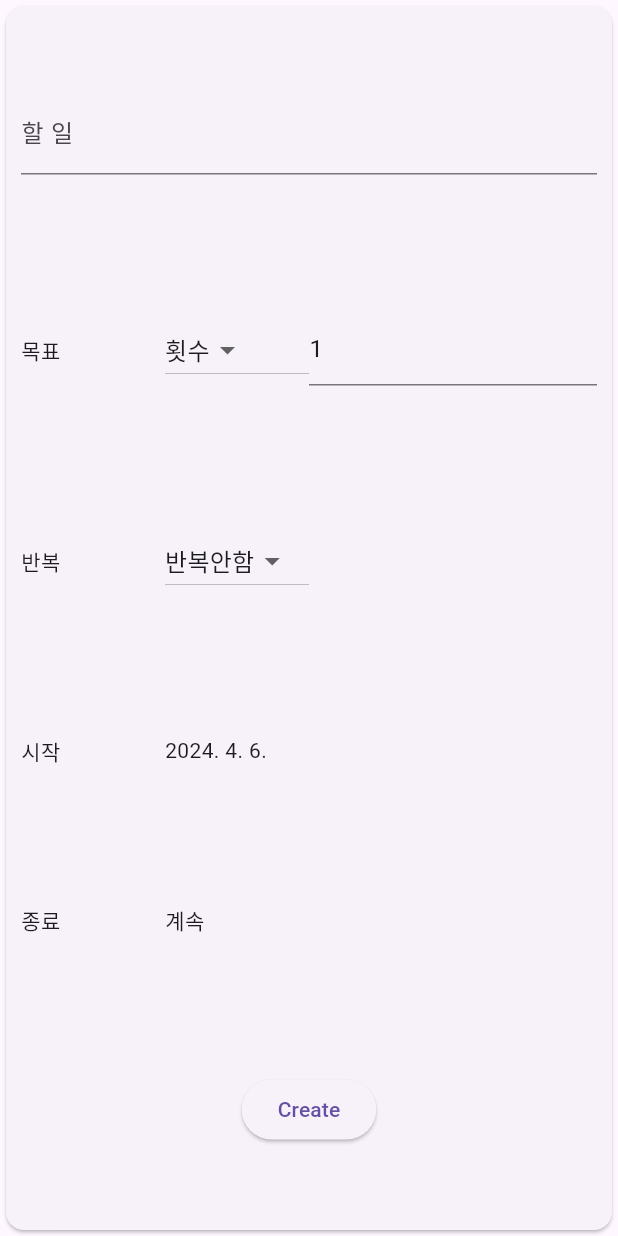
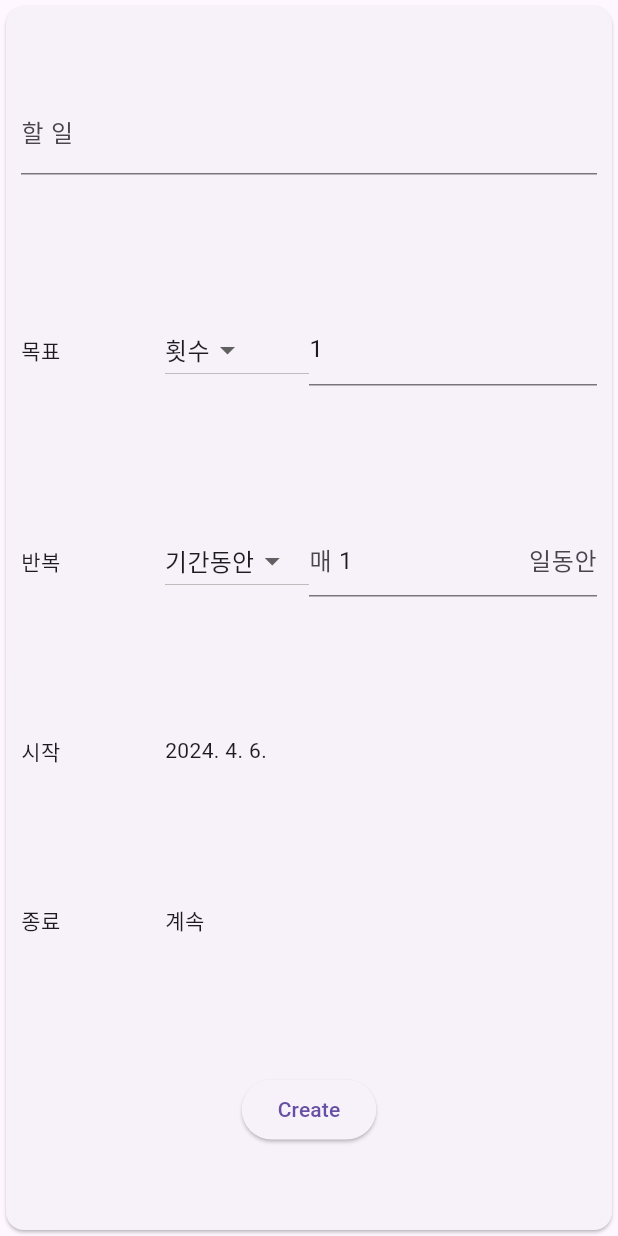
Before and after one commit to florbedo/dongbaek, a Flutter app: the AddScheduleCard widget shown alone on an empty page, opened directly, on a phone screen of 412 x 824 dp. Run offline on Flutter 3.47's test engine with Material 3 defaults, Android fonts, the phone set to English and light mode, and no system bars; our stand-ins replace drift, fixnum, flutter_bloc, freezed_annotation; missing offline and left inert: duration_picker, grpc; accounts and stored records are empty; generated files the repository leaves out were written again.

Commit message:
Upgrade dependencies and remove Unrepeated for Schedule

```diff
--- a/lib/main.dart
+++ b/lib/main.dart
@@ -44,7 +44,7 @@ void main() {
 }
 
 class MyApp extends StatelessWidget {
-  const MyApp({Key? key}) : super(key: key);
+  const MyApp({super.key});
 
   @override
   Widget build(BuildContext context) {
--- a/lib/models/repeat_info.dart
+++ b/lib/models/repeat_info.dart
@@ -12,11 +12,6 @@ class UnknownRepeat extends RepeatInfo with _$UnknownRepeat {
 }
 
 @freezed
-class Unrepeated extends RepeatInfo with _$Unrepeated {
-  const factory Unrepeated() = _Unrepeated;
-}
-
-@freezed
 class PeriodicRepeat extends RepeatInfo with _$PeriodicRepeat {
   const factory PeriodicRepeat(Duration periodDuration, Duration offsetDuration) = _PeriodicRepeat;
 }
--- a/lib/repositories/local/local_progress_repository.dart
+++ b/lib/repositories/local/local_progress_repository.dart
@@ -62,9 +62,6 @@ class LocalProgressRepository implements ProgressRepository {
   Future<Progress> _getDefaultProgress(Schedule schedule, DateTime dateTime) async {
     final repeatInfo = schedule.repeatInfo;
     if (schedule.goal is QuantityGoal) {
-      if (repeatInfo is Unrepeated) {
-        return QuantityProgress(schedule.id, schedule.startDateTime, null);
-      }
       if (repeatInfo is PeriodicRepeat) {
         final (startDateTime, endDateTime) =
             _getStartEndDateTime(dateTime, repeatInfo.periodDuration, repeatInfo.offsetDuration);
@@ -72,9 +69,6 @@ class LocalProgressRepository implements ProgressRepository {
       }
     }
     if (schedule.goal is DurationGoal) {
-      if (repeatInfo is Unrepeated) {
-        return DurationProgress(schedule.id, schedule.startDateTime, null);
-      }
       if (repeatInfo is PeriodicRepeat) {
         final (startDateTime, endDateTime) =
             _getStartEndDateTime(dateTime, repeatInfo.periodDuration, repeatInfo.offsetDuration);
--- a/lib/utils/datetime_utils.dart
+++ b/lib/utils/datetime_utils.dart
@@ -16,6 +16,10 @@ class DateTimeUtils {
 
   static DateTime currentDay() {
     return truncateToDay(DateTime.now());
+  }
+
+  static Duration getLocalDatetimeOffset() {
+    return DateTime.now().timeZoneOffset;
   }
 
   static DateTime truncateToDay(DateTime dateTime) {
--- a/lib/utils/pb_utils.dart
+++ b/lib/utils/pb_utils.dart
@@ -80,8 +80,6 @@ extension GoalExt on Goal {
 extension PbRepeatInfoExt on PbRepeatInfo {
   RepeatInfo toRepeatInfo() {
     switch (whichValue()) {
-      case PbRepeatInfo_Value.unrepeated:
-        return const Unrepeated();
       case PbRepeatInfo_Value.periodicRepeat:
         return PeriodicRepeat(periodicRepeat.periodDuration.toDuration(), periodicRepeat.offsetDuration.toDuration());
       default:
@@ -93,8 +91,6 @@ extension PbRepeatInfoExt on PbRepeatInfo {
 extension RepeatInfoExt on RepeatInfo {
   PbRepeatInfo? toPbRepeatInfo() {
     switch (this) {
-      case Unrepeated _:
-        return PbRepeatInfo(unrepeated: PbUnrepeated());
       case PeriodicRepeat p:
         final pbPeriodic = PbPeriodic(
             periodDuration: p.periodDuration.toPbDuration(), offsetDuration: p.offsetDuration.toPbDuration());
--- a/lib/views/components/add_schedule_card.dart
+++ b/lib/views/components/add_schedule_card.dart
@@ -1,5 +1,3 @@
-import 'dart:developer' as dev;
-
 import 'package:dongbaek/blocs/schedule_bloc.dart';
 import 'package:dongbaek/models/goal.dart';
 import 'package:dongbaek/models/repeat_info.dart';
@@ -26,8 +24,8 @@ class _AddScheduleCardState extends State<AddScheduleCard> {
 
   Type _goalType = QuantityGoal;
   Goal _goal = const QuantityGoal(1);
-  Type _repeatInfoType = Unrepeated;
-  RepeatInfo _repeatInfo = const Unrepeated();
+  Type _repeatInfoType = PeriodicRepeat;
+  RepeatInfo _repeatInfo = PeriodicRepeat(const Duration(days: 1), DateTime.now().timeZoneOffset);
   DateTime _startDate = DateTimeUtils.truncateToDay(DateTime.now());
   DateTime? _dueDate;
 
@@ -75,10 +73,10 @@ class _AddScheduleCardState extends State<AddScheduleCard> {
                         if (value != null) {
                           setState(() {
                             switch (value) {
-                              case QuantityGoal:
+                              case QuantityGoal _:
                                 _goalType = QuantityGoal;
                                 _goal = const QuantityGoal(1);
-                              case DurationGoal:
+                              case DurationGoal _:
                                 _goalType = DurationGoal;
                                 _goal = const DurationGoal(Duration(minutes: 30));
                             }
@@ -136,10 +134,6 @@ class _AddScheduleCardState extends State<AddScheduleCard> {
                       value: _repeatInfoType,
                       items: const [
                         DropdownMenuItem(
-                          value: Unrepeated,
-                          child: Text("반복안함"),
-                        ),
-                        DropdownMenuItem(
                           value: PeriodicRepeat,
                           child: Text("기간동안"),
                         ),
@@ -148,10 +142,7 @@ class _AddScheduleCardState extends State<AddScheduleCard> {
                         if (value != null) {
                           setState(() {
                             switch (value) {
-                              case Unrepeated:
-                                _repeatInfoType = Unrepeated;
-                                _repeatInfo = const Unrepeated();
-                              case PeriodicRepeat:
+                              case PeriodicRepeat _:
                                 _repeatInfoType = PeriodicRepeat;
                                 _setPeriodicRepeat(const Duration(days: 1), _startDate);
                             }
@@ -162,9 +153,7 @@ class _AddScheduleCardState extends State<AddScheduleCard> {
                   ),
                   Expanded(
                     flex: 2,
-                    child: _repeatInfoType == Unrepeated
-                        ? Container()
-                        : TextFormField(
+                    child: TextFormField(
                       decoration: const InputDecoration(prefix: Text("매 "), suffix: Text("일동안")),
                       initialValue: _repeatInfo is PeriodicRepeat
                           ? (_repeatInfo as PeriodicRepeat).periodDuration.inDays.toString()
--- a/lib/views/schedule_list_page/schedule_tile.dart
+++ b/lib/views/schedule_list_page/schedule_tile.dart
@@ -1,5 +1,3 @@
-import 'dart:developer' as dev;
-
 import 'package:dongbaek/blocs/progress_bloc.dart';
 import 'package:dongbaek/blocs/timer_bloc.dart';
 import 'package:dongbaek/models/goal.dart';
@@ -42,8 +40,6 @@ class ScheduleTile extends StatelessWidget {
 
   static String describeRepeatInfo(RepeatInfo repeatInfo) {
     switch (repeatInfo) {
-      case Unrepeated _:
-        return "반복 없음";
       case PeriodicRepeat p:
         return "매 ${p.periodDuration.text}동안";
       case UnknownRepeat _:
@@ -87,7 +83,8 @@ class _QuantityScheduleTile extends StatelessWidget {
         },
       ),
       title: ScheduleTile.formatTitle(context, _describeProgress(_schedule, _progress), completed),
-      subtitle: Text("${ScheduleTile.describeRepeatInfo(repeatInfo)} (${ScheduleTile.describeDuePeriod(_progress.startDateTime, _progress.endDateTime)})"),
+      subtitle: Text(
+          "${ScheduleTile.describeRepeatInfo(repeatInfo)} (${ScheduleTile.describeDuePeriod(_progress.startDateTime, _progress.endDateTime)})"),
     );
   }
 
@@ -123,7 +120,8 @@ class _StoppedDurationScheduleTile extends StatelessWidget {
         },
       ),
       title: ScheduleTile.formatTitle(context, _describeProgress(_schedule, _progress), completed),
-      subtitle: Text("${ScheduleTile.describeRepeatInfo(repeatInfo)} (${ScheduleTile.describeDuePeriod(_progress.startDateTime, _progress.endDateTime)})"),
+      subtitle: Text(
+          "${ScheduleTile.describeRepeatInfo(repeatInfo)} (${ScheduleTile.describeDuePeriod(_progress.startDateTime, _progress.endDateTime)})"),
     );
   }
 
@@ -183,7 +181,8 @@ class _OngoingDurationScheduleTileState extends State<_OngoingDurationScheduleTi
           },
         ),
         title: ScheduleTile.formatTitle(context, _describeProgress(schedule, progress), completed),
-        subtitle: Text("${ScheduleTile.describeRepeatInfo(repeatInfo)} (${ScheduleTile.describeDuePeriod(progress.startDateTime, progress.endDateTime)})"),
+        subtitle: Text(
+            "${ScheduleTile.describeRepeatInfo(repeatInfo)} (${ScheduleTile.describeDuePeriod(progress.startDateTime, progress.endDateTime)})"),
       ),
     );
   }
```
Also changed, not shown: pubspec.lock, 3 other files. Lines whose indentation alone changed are shown as unchanged.
